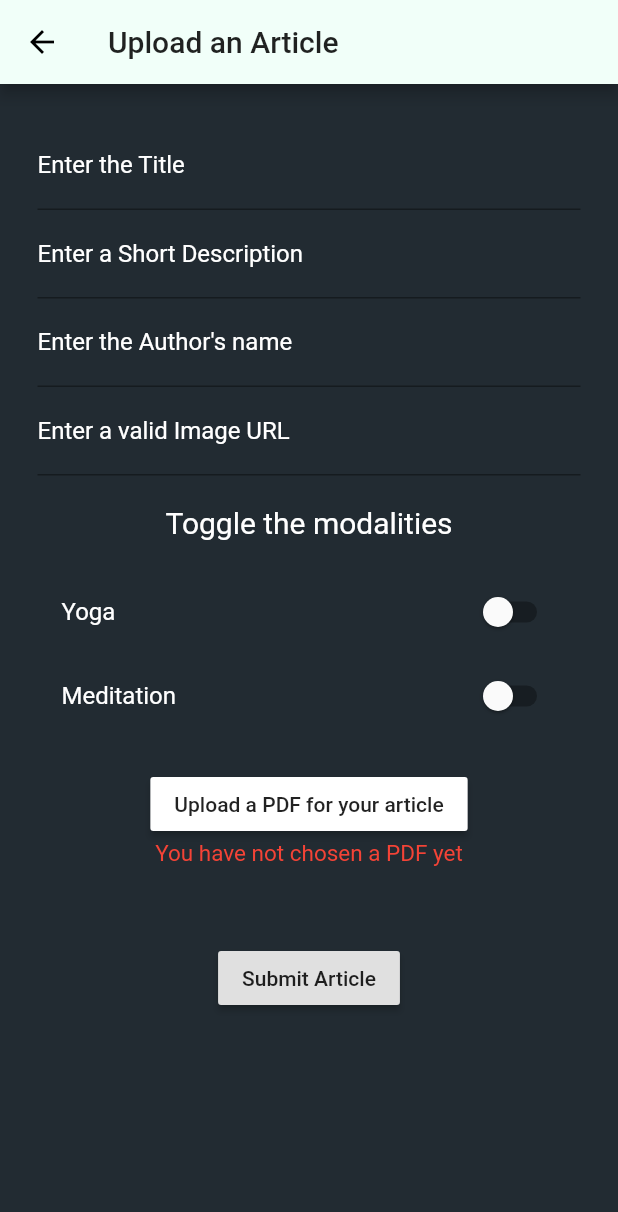
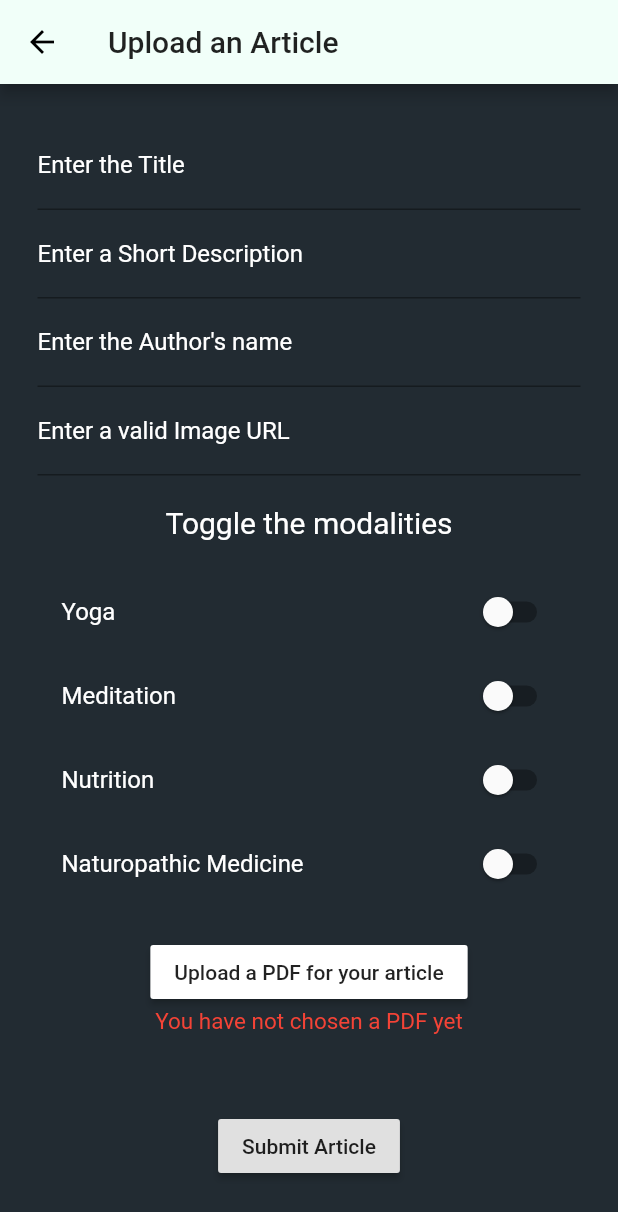
Before and after one commit to sgovil5/wha_app3, a Flutter app: the ArticleSubmitForm screen opened by its route, on a phone screen of 412 x 824 dp. Shown: the top 1212 px of the screen. Run offline on Flutter 3.47's test engine with Material 2 defaults, Android fonts, the phone set to English and light mode, and no system bars; our stand-ins replace cloud_firestore, file_picker, firebase_auth, firebase_storage, flutter_swiper; missing offline and left inert: syncfusion_flutter_pdfviewer; accounts and stored records are empty; network calls fail.

Commit message:
added other modalities

```diff
--- a/lib/screens/article_search_screen.dart
+++ b/lib/screens/article_search_screen.dart
@@ -78,7 +78,9 @@ class ArticleSearchScreen extends StatelessWidget {
             padding: EdgeInsets.fromLTRB(0, 20, 0, 20),
           ),
           buildModalitySection(context, 'Yoga'),
-          buildModalitySection(context, 'Meditation')
+          buildModalitySection(context, 'Meditation'),
+          buildModalitySection(context, 'Nutrition'),
+          buildModalitySection(context, 'Naturopathic Medicine'),
         ],
       ),
     );
--- a/lib/screens/articles/article_overview_screen.dart
+++ b/lib/screens/articles/article_overview_screen.dart
@@ -33,6 +33,12 @@ class ArticleOverviewScreen extends StatelessWidget {
             ),
             ArticleItem(modality: 'yoga'),
             ArticleItem(modality: 'meditation'),
+            ArticleItem(
+              modality: 'nutrition',
+            ),
+            ArticleItem(
+              modality: 'naturopathic medicine',
+            )
           ],
         ),
       ),
--- a/lib/screens/articles/article_submit_form.dart
+++ b/lib/screens/articles/article_submit_form.dart
@@ -18,6 +18,8 @@ class _ArticleSubmitFormState extends State<ArticleSubmitForm> {
   String imageUrl;
   bool meditation = false;
   bool yoga = false;
+  bool nutrition = false;
+  bool naturopathicMedicine = false;
   File pdf;
   final GlobalKey<FormState> _formKey = GlobalKey<FormState>();
 
@@ -63,6 +65,8 @@ class _ArticleSubmitFormState extends State<ArticleSubmitForm> {
           'author': author.trim(),
           'imageUrl': imageUrl.trim(),
           'meditation': meditation,
+          'naturopathicMedicine': naturopathicMedicine,
+          'nutrition': nutrition,
           'pdfUrl': pdfUrl,
           'searchKeywords': setSearchParam(title.trim().toLowerCase()),
           'title': title.trim(),
@@ -262,6 +266,30 @@ class _ArticleSubmitFormState extends State<ArticleSubmitForm> {
                     });
                   },
                 ),
+                SwitchListTile(
+                  title: const Text(
+                    'Nutrition',
+                    style: TextStyle(color: Colors.white),
+                  ),
+                  value: meditation,
+                  onChanged: (value) {
+                    setState(() {
+                      nutrition = value;
+                    });
+                  },
+                ),
+                SwitchListTile(
+                  title: const Text(
+                    'Naturopathic Medicine',
+                    style: TextStyle(color: Colors.white),
+                  ),
+                  value: meditation,
+                  onChanged: (value) {
+                    setState(() {
+                      naturopathicMedicine = value;
+                    });
+                  },
+                ),
                 SizedBox(
                   height: 20,
                 ),
```
